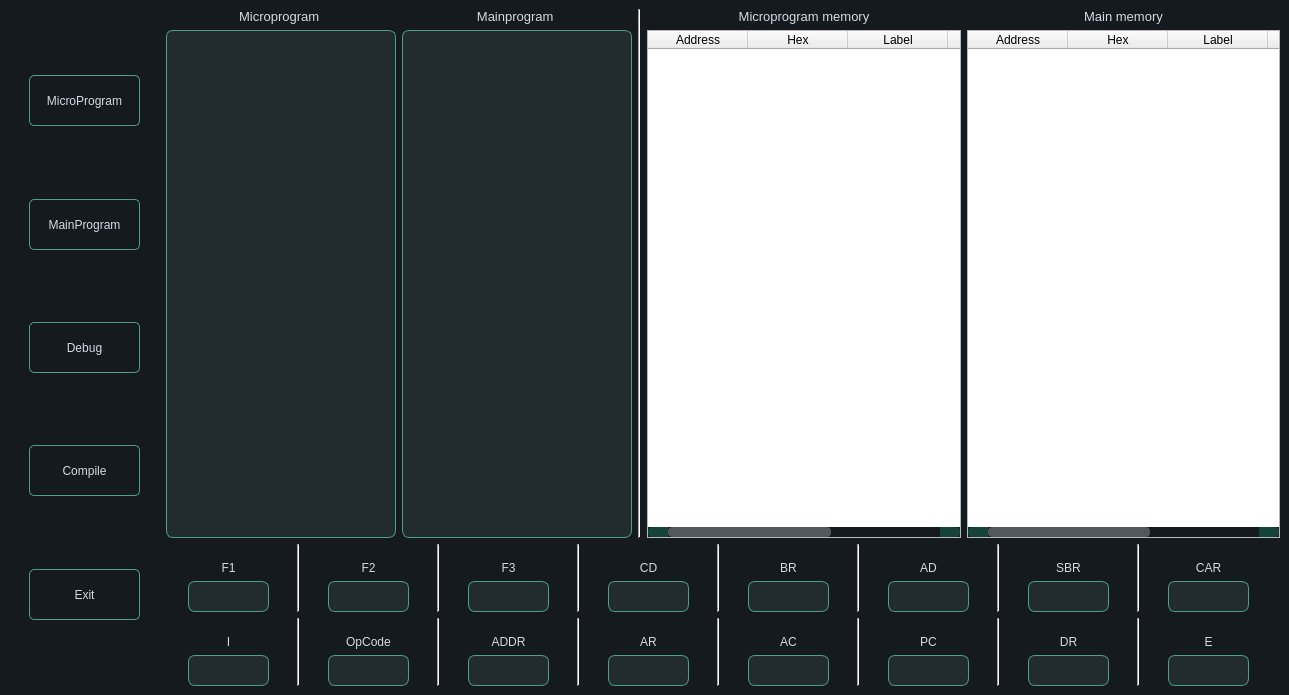
This is Assembler/mainwindow.ui in darabzsh/MicroprogramAssembler as Qt 5 draws it before an edit. The edited form follows.
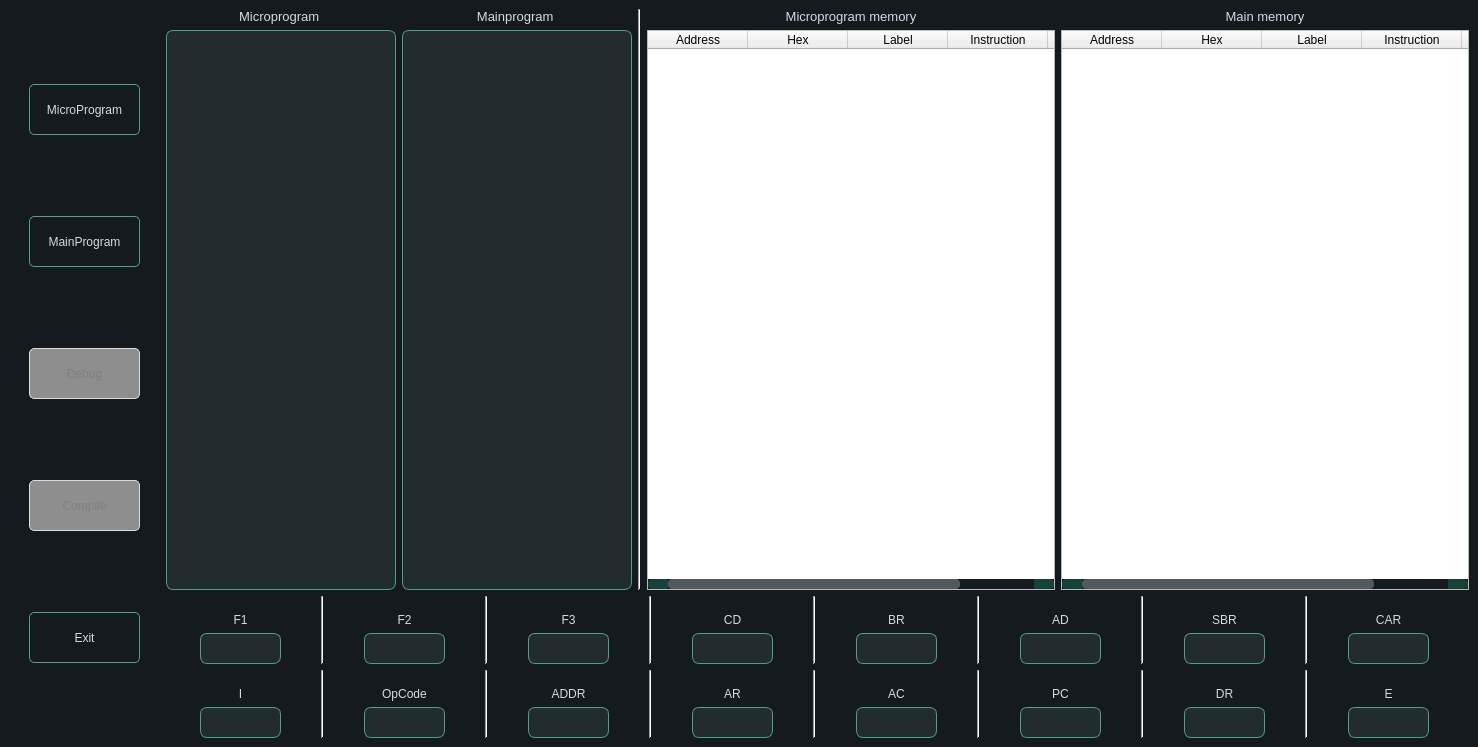
This is the edited form.

Commit message: Add Compile And Auto scroll on Tables , Fix minus values

Patch:
```diff
--- a/Assembler/mainwindow.ui
+++ b/Assembler/mainwindow.ui
@@ -6,8 +6,8 @@
    <rect>
     <x>0</x>
     <y>0</y>
-    <width>1289</width>
-    <height>695</height>
+    <width>1478</width>
+    <height>747</height>
    </rect>
   </property>
   <property name="windowTitle">
@@ -645,6 +645,9 @@
           </item>
           <item>
            <widget class="QPushButton" name="debug">
+            <property name="enabled">
+             <bool>false</bool>
+            </property>
             <property name="minimumSize">
              <size>
               <width>111</width>
@@ -677,6 +680,9 @@
           </item>
           <item>
            <widget class="QPushButton" name="Compile">
+            <property name="enabled">
+             <bool>false</bool>
+            </property>
             <property name="minimumSize">
              <size>
               <width>111</width>
```
Left out of the diff: 4 changed lines with no effect on the pictures. The commit also changes 2 other files.
